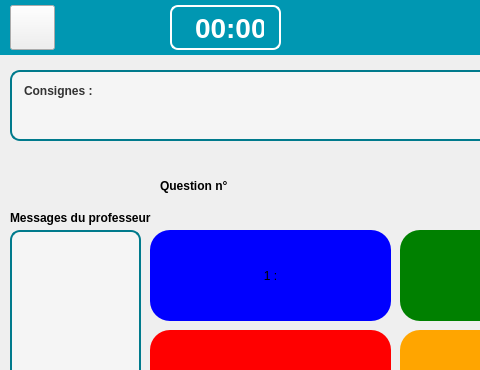
Sam-Depardieu/Labo-de-langue, file InterfaceEleve/interfaceqcm.ui: the form before one commit; both pictures show x 0 to 480 and y 0 to 370 of the 800 by 480 pixel window.
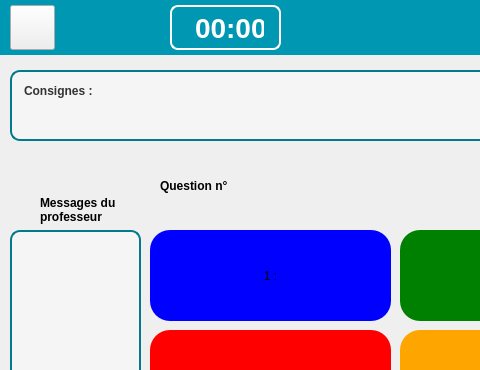
The form after the commit. Icons and pictures are not drawn.

Diff of the .ui file:
```diff
--- a/InterfaceEleve/interfaceqcm.ui
+++ b/InterfaceEleve/interfaceqcm.ui
@@ -270,10 +270,10 @@
   <widget class="QLabel" name="label">
    <property name="geometry">
     <rect>
-     <x>10</x>
-     <y>210</y>
-     <width>141</width>
-     <height>16</height>
+     <x>40</x>
+     <y>195</y>
+     <width>81</width>
+     <height>31</height>
     </rect>
    </property>
    <property name="font">
@@ -282,7 +282,7 @@
     </font>
    </property>
    <property name="text">
-    <string>Messages du professeur</string>
+    <string>&lt;p&gt;Messages du &lt;br&gt;professeur&lt;/p&gt;</string>
    </property>
   </widget>
   <widget class="QLabel" name="label_2">
```
